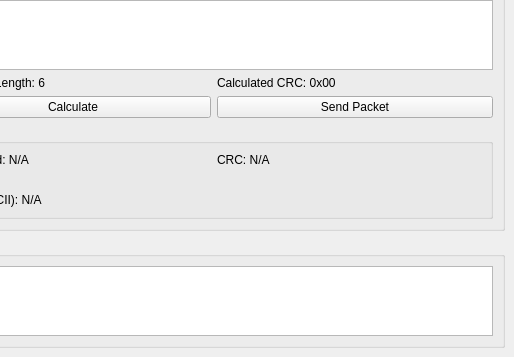
HarvestX/h6x_dynamic_serial_interface, file h6x_dynamic_packet_tools/src/packet_calc_gui.ui: the form before one commit; both pictures show x 86 to 600 and y 186 to 543 of the 600 by 543 pixel window.
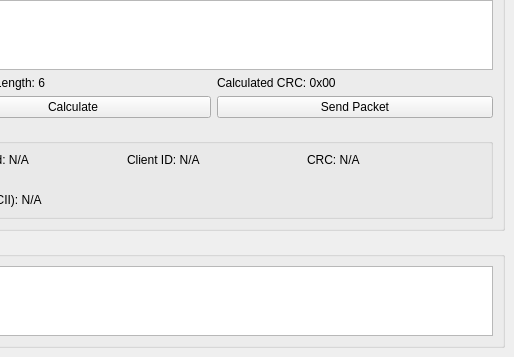
The form after the commit.

Commit message: Add Client ID display to response labels in PacketCalcGUI

What changed in the file:
```diff
--- a/h6x_dynamic_packet_tools/src/packet_calc_gui.ui
+++ b/h6x_dynamic_packet_tools/src/packet_calc_gui.ui
@@ -189,6 +189,13 @@
            </widget>
           </item>
           <item row="0" column="1">
+           <widget class="QLabel" name="responseClientIdLabel">
+            <property name="text">
+             <string>Client ID: N/A</string>
+            </property>
+           </widget>
+          </item>
+          <item row="0" column="2">
            <widget class="QLabel" name="responseCrcLabel">
             <property name="text">
              <string>CRC: N/A</string>
```
Left out of the diff: 4 changed lines with no effect on the pictures. The commit also changes 3 other files.
